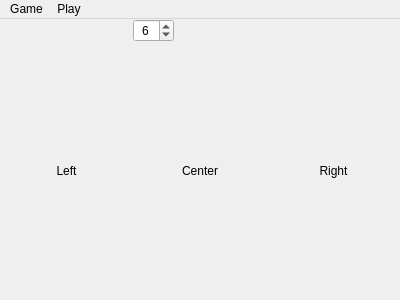
Above: hanoiwindow.ui from TheLastKiwi/Towers-Of-Hanoi before the change. Below: the same form after it.
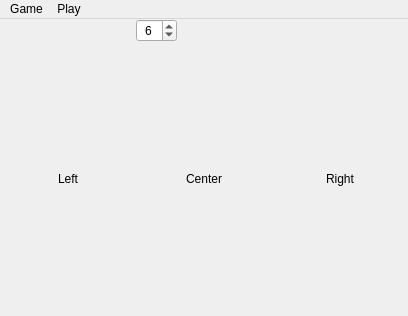
That is the form after the change.

```diff
--- a/hanoiwindow.ui
+++ b/hanoiwindow.ui
@@ -6,8 +6,8 @@
    <rect>
     <x>0</x>
     <y>0</y>
-    <width>400</width>
-    <height>300</height>
+    <width>408</width>
+    <height>316</height>
    </rect>
   </property>
   <property name="sizePolicy">
@@ -108,7 +108,7 @@
        <number>1</number>
       </property>
       <property name="maximum">
-       <number>16</number>
+       <number>12</number>
       </property>
       <property name="value">
        <number>6</number>
@@ -122,7 +122,7 @@
     <rect>
      <x>0</x>
      <y>0</y>
-     <width>400</width>
+     <width>408</width>
      <height>21</height>
     </rect>
    </property>
```
Left out of the diff: 6 changed lines with no effect on the pictures.
